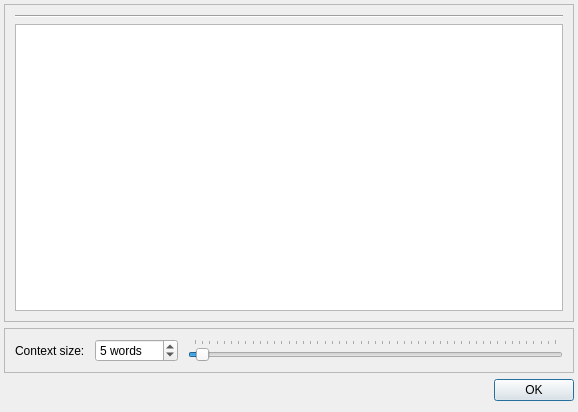
The window that coquery/gui/contextview.ui (gkunter/coquery) describes before a commit, drawn with Qt 5.
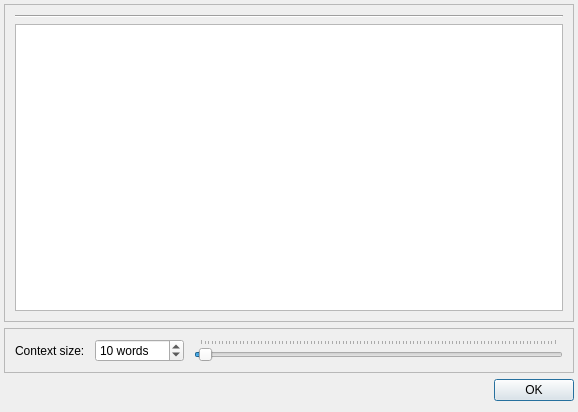
The same window after the commit.

Commit message: Allow up to 1000 words in the context

Diff of the .ui file:
```diff
--- a/coquery/gui/contextview.ui
+++ b/coquery/gui/contextview.ui
@@ -117,10 +117,10 @@
          <string> words</string>
         </property>
         <property name="maximum">
-         <number>500</number>
+         <number>1000</number>
         </property>
         <property name="value">
-         <number>5</number>
+         <number>10</number>
         </property>
        </widget>
       </item>
@@ -136,7 +136,10 @@
          <number>0</number>
         </property>
         <property name="maximum">
-         <number>500</number>
+         <number>1000</number>
+        </property>
+        <property name="pageStep">
+         <number>25</number>
         </property>
         <property name="value">
          <number>10</number>
```
The commit also changes 1 other file.
